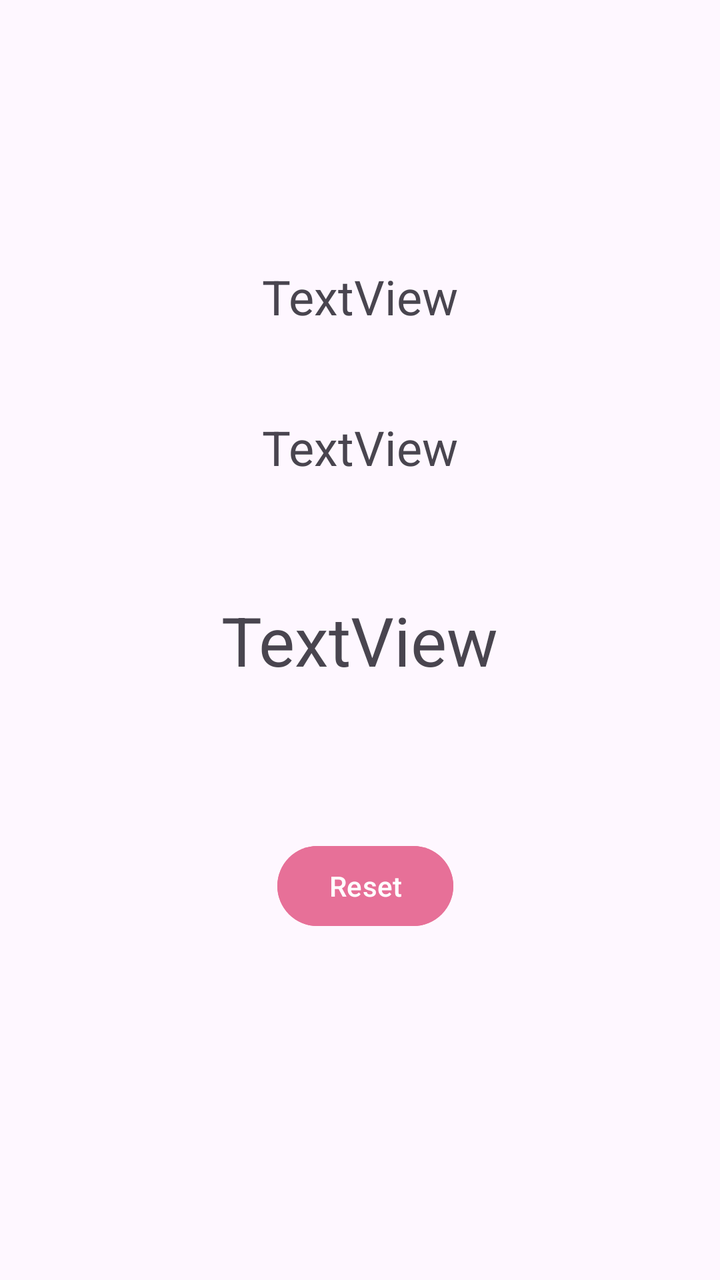
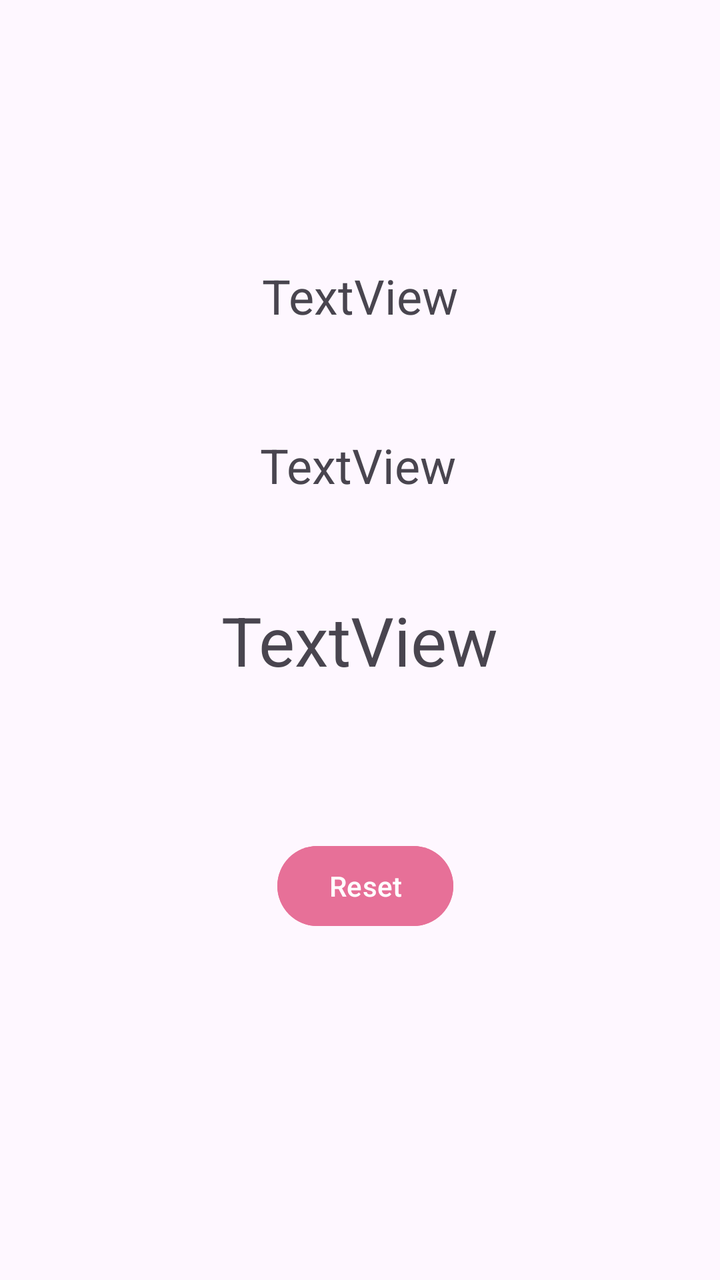

Two renders of the same Android screen: before a commit and after it. Below are the layout's source before the change and the commit's diff.
<!-- AndroidManifest.xml: application theme Theme.EX122026 -->
<!-- res/layout/activity_second.xml -->
<?xml version="1.0" encoding="utf-8"?>
<androidx.constraintlayout.widget.ConstraintLayout xmlns:android="http://schemas.android.com/apk/res/android"
    xmlns:app="http://schemas.android.com/apk/res-auto"
    xmlns:tools="http://schemas.android.com/tools"
    android:id="@+id/main"
    android:layout_width="match_parent"
    android:layout_height="match_parent"
    tools:context=".SecondActivity">

    <TextView
        android:id="@+id/tvWin"
        android:layout_width="wrap_content"
        android:layout_height="wrap_content"
        android:text="TextView"
        android:textSize="34sp"
        app:layout_constraintBottom_toBottomOf="parent"
        app:layout_constraintEnd_toEndOf="parent"
        app:layout_constraintStart_toStartOf="parent"
        app:layout_constraintTop_toTopOf="parent" />

    <TextView
        android:id="@+id/tvRed"
        android:layout_width="wrap_content"
        android:layout_height="wrap_content"
        android:text="TextView"
        android:textSize="24sp"
        app:layout_constraintBottom_toTopOf="@+id/tvWin"
        app:layout_constraintEnd_toEndOf="parent"
        app:layout_constraintStart_toStartOf="parent"
        app:layout_constraintTop_toTopOf="parent"
        app:layout_constraintVertical_bias="0.498" />

    <TextView
        android:id="@+id/tvBlue"
        android:layout_width="wrap_content"
        android:layout_height="wrap_content"
        android:text="TextView"
        android:textSize="24sp"
        app:layout_constraintBottom_toTopOf="@+id/tvWin"
        app:layout_constraintEnd_toEndOf="parent"
        app:layout_constraintStart_toStartOf="parent"
        app:layout_constraintTop_toBottomOf="@+id/tvRed"
        app:layout_constraintVertical_bias="0.427" />

    <Button
        android:id="@+id/reset"
        android:layout_width="wrap_content"
        android:layout_height="wrap_content"
        android:layout_marginBottom="100dp"
        android:backgroundTint="#E77098"
        android:text="Reset"
        app:layout_constraintBottom_toBottomOf="parent"
        app:layout_constraintEnd_toEndOf="parent"
        app:layout_constraintHorizontal_bias="0.51"
        app:layout_constraintStart_toStartOf="parent"
        app:layout_constraintTop_toBottomOf="@+id/tvWin"
        app:layout_constraintVertical_bias="0.512" />
</androidx.constraintlayout.widget.ConstraintLayout>
<!-- resources referenced by this layout -->
<resources>
  <style name="Theme.EX122026" parent="Base.Theme.EX122026" />
  <style name="Base.Theme.EX122026" parent="Theme.Material3.DayNight.NoActionBar">
          
          
      </style>
</resources>

<!-- the commit's change to res/layout/activity_second.xml (unified diff, before → after) -->
@@ -26,9 +26,10 @@
         android:textSize="24sp"
         app:layout_constraintBottom_toTopOf="@+id/tvWin"
         app:layout_constraintEnd_toEndOf="parent"
+        app:layout_constraintHorizontal_bias="0.496"
         app:layout_constraintStart_toStartOf="parent"
         app:layout_constraintTop_toTopOf="parent"
-        app:layout_constraintVertical_bias="0.498" />
+        app:layout_constraintVertical_bias="0.816" />
 
     <TextView
         android:id="@+id/tvBlue"
@@ -36,11 +37,11 @@
         android:layout_height="wrap_content"
         android:text="TextView"
         android:textSize="24sp"
-        app:layout_constraintBottom_toTopOf="@+id/tvWin"
+        app:layout_constraintBottom_toTopOf="@+id/tvRed"
         app:layout_constraintEnd_toEndOf="parent"
         app:layout_constraintStart_toStartOf="parent"
-        app:layout_constraintTop_toBottomOf="@+id/tvRed"
-        app:layout_constraintVertical_bias="0.427" />
+        app:layout_constraintTop_toTopOf="parent"
+        app:layout_constraintVertical_bias="0.716" />
 
     <Button
         android:id="@+id/reset"
